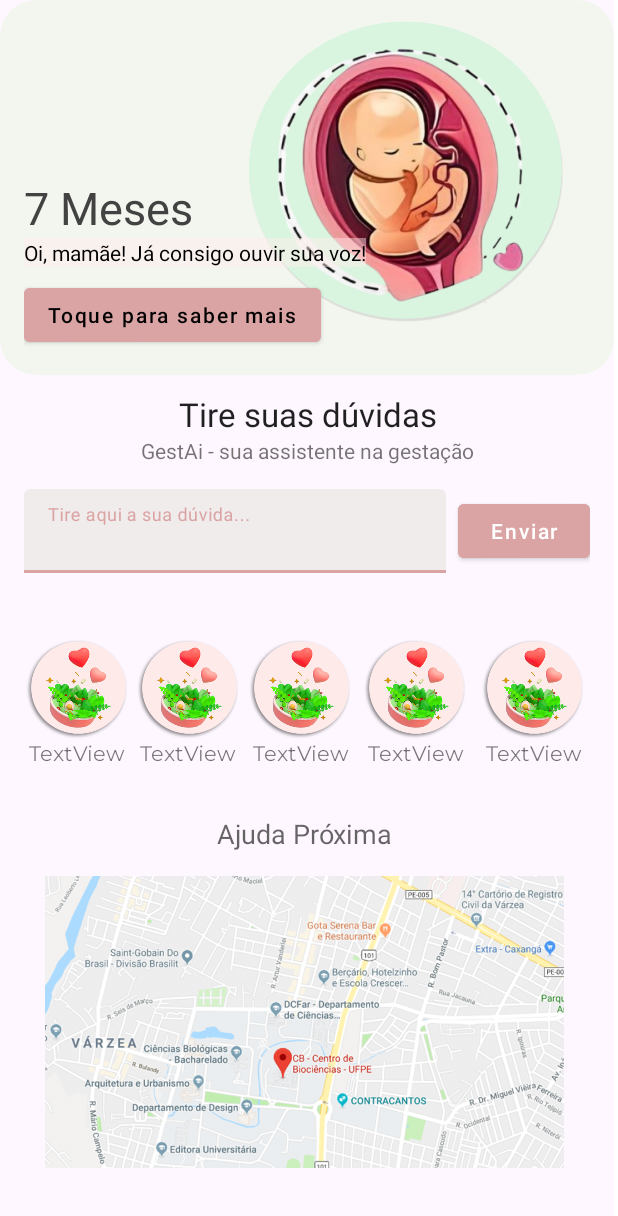
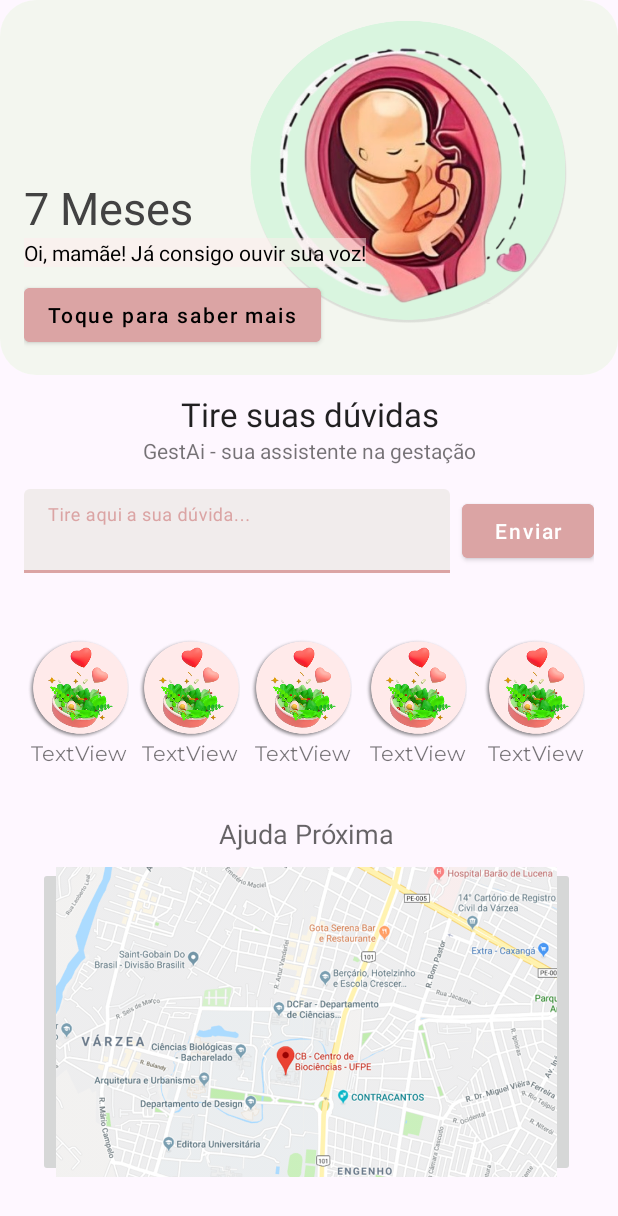
Before and after one commit to vmila1/GestAcao, an Android app: the layout fragment_home.xml on its own in the app's theme, with its tools: preview values and no code run, on a phone screen of 412 x 824 dp. Shown: the top 1216 px of the screen. Run offline under Robolectric (Android 15) with nearby library versions, the phone set to English and light mode, and no system bars; Roboto replaces fonts that are not available here.

Commit message:
feat: add mapa

```diff
--- a/app/build.gradle.kts
+++ b/app/build.gradle.kts
@@ -1,6 +1,7 @@
 plugins {
     alias(libs.plugins.android.application)
     alias(libs.plugins.kotlin.android)
+    alias(libs.plugins.google.android.libraries.mapsplatform.secrets.gradle.plugin)
 }
 
 android {
@@ -48,6 +49,8 @@ dependencies {
     implementation(libs.androidx.lifecycle.viewmodel.ktx)
     implementation(libs.androidx.navigation.fragment.ktx)
     implementation(libs.androidx.navigation.ui.ktx)
+    implementation(libs.play.services.maps)
+
     testImplementation(libs.junit)
     androidTestImplementation(libs.androidx.junit)
     androidTestImplementation(libs.androidx.espresso.core)
--- a/app/src/main/res/layout/fragment_home.xml
+++ b/app/src/main/res/layout/fragment_home.xml
@@ -2,8 +2,8 @@
 <androidx.constraintlayout.widget.ConstraintLayout xmlns:android="http://schemas.android.com/apk/res/android"
     xmlns:app="http://schemas.android.com/apk/res-auto"
     xmlns:tools="http://schemas.android.com/tools"
-    android:layout_width="wrap_content"
-    android:layout_height="wrap_content"
+    android:layout_width="match_parent"
+    android:layout_height="match_parent"
     android:background="#FEF7FF"
     tools:context=".ui.home.HomeFragment">
 
@@ -295,11 +295,11 @@
             android:textAlignment="center"
             android:textAppearance="@style/TextAppearance.AppCompat.Medium" />
 
-        <ImageView
-            android:id="@+id/imgMapa"
+        <ImageButton
+            android:id="@+id/btnVerMapa"
             android:layout_width="match_parent"
             android:layout_height="match_parent"
-            android:layout_margin="16dp"
+            android:layout_margin="10dp"
             android:scaleType="centerCrop"
             android:src="@drawable/map_placeholder" />
 
--- a/app/src/main/res/menu/bottom_nav_menu.xml
+++ b/app/src/main/res/menu/bottom_nav_menu.xml
@@ -15,5 +15,6 @@
         android:id="@+id/navigation_notifications"
         android:icon="@drawable/ic_notifications_black_24dp"
         android:title="@string/title_notifications" />
+    <item android:title="navigation_mapa" />
 
 </menu>
--- a/app/src/main/res/navigation/mobile_navigation.xml
+++ b/app/src/main/res/navigation/mobile_navigation.xml
@@ -26,4 +26,5 @@
         android:name="com.pjt.gestacao.ui.notifications.NotificationsFragment"
         android:label="@string/title_notifications"
         tools:layout="@layout/fragment_notifications" />
+
 </navigation>
--- a/app/src/main/res/values/strings.xml
+++ b/app/src/main/res/values/strings.xml
@@ -4,4 +4,5 @@
     <string name="title_dashboard">Dashboard</string>
     <string name="title_notifications">Notifications</string>
     <string name="title_app">Olá, bem vinda!</string>
+    <string name="title_activity_mapa">mapa</string>
 </resources>
--- a/build.gradle.kts
+++ b/build.gradle.kts
@@ -2,4 +2,5 @@
 plugins {
     alias(libs.plugins.android.application) apply false
     alias(libs.plugins.kotlin.android) apply false
+    alias(libs.plugins.google.android.libraries.mapsplatform.secrets.gradle.plugin) apply false
 }
--- a/gradle/libs.versions.toml
+++ b/gradle/libs.versions.toml
@@ -12,6 +12,8 @@ lifecycleLivedataKtx = "2.6.1"
 lifecycleViewmodelKtx = "2.6.1"
 navigationFragmentKtx = "2.6.0"
 navigationUiKtx = "2.6.0"
+playServicesMaps = "19.2.0"
+googleAndroidLibrariesMapsplatformSecretsGradlePlugin = "2.0.1"
 
 [libraries]
 androidx-core-ktx = { group = "androidx.core", name = "core-ktx", version.ref = "coreKtx" }
@@ -25,7 +27,9 @@ androidx-lifecycle-livedata-ktx = { group = "androidx.lifecycle", name = "lifecy
 androidx-lifecycle-viewmodel-ktx = { group = "androidx.lifecycle", name = "lifecycle-viewmodel-ktx", version.ref = "lifecycleViewmodelKtx" }
 androidx-navigation-fragment-ktx = { group = "androidx.navigation", name = "navigation-fragment-ktx", version.ref = "navigationFragmentKtx" }
 androidx-navigation-ui-ktx = { group = "androidx.navigation", name = "navigation-ui-ktx", version.ref = "navigationUiKtx" }
+play-services-maps = { group = "com.google.android.gms", name = "play-services-maps", version.ref = "playServicesMaps" }
 
 [plugins]
 android-application = { id = "com.android.application", version.ref = "agp" }
 kotlin-android = { id = "org.jetbrains.kotlin.android", version.ref = "kotlin" }
+google-android-libraries-mapsplatform-secrets-gradle-plugin = { id = "com.google.android.libraries.mapsplatform.secrets-gradle-plugin", version.ref = "googleAndroidLibrariesMapsplatformSecretsGradlePlugin" }
--- a/settings.gradle.kts
+++ b/settings.gradle.kts
@@ -8,6 +8,9 @@ pluginManagement {
             }
         }
         mavenCentral()
+        plugins {
+            id("com.google.secrets_gradle_plugin") version "0.5"
+        }
         gradlePluginPortal()
     }
 }
```
Also changed, not shown: app/src/main/AndroidManifest.xml (+23 -1 lines), app/src/main/java/com/pjt/gestacao/ui/MapaActivity.kt (added, +49 -0 lines), app/src/main/java/com/pjt/gestacao/ui/home/HomeFragment.kt (+10 -0 lines), app/src/main/res/layout/activity_mapa.xml (added, +9 -0 lines).
